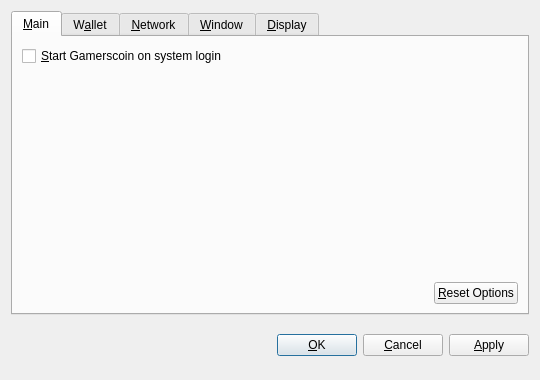
Before: the Qt Designer form src/qt/forms/optionsdialog.ui in gamers-coin/gamecredits, drawn with Qt 5.
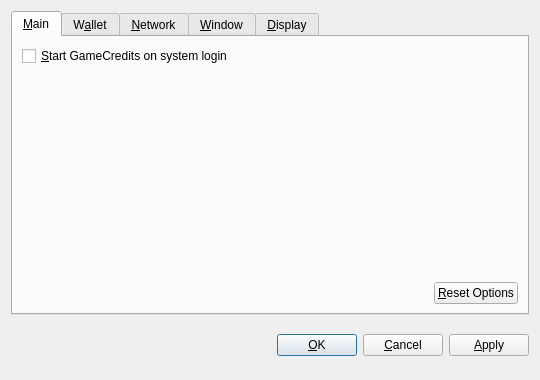
After: the same form once the commit is applied. Custom widgets are drawn as their Qt base class.

Diff of the .ui file:
```diff
--- a/src/qt/forms/optionsdialog.ui
+++ b/src/qt/forms/optionsdialog.ui
@@ -36,7 +36,7 @@
           <string>Automatically start Gamerscoin after logging in to the system.</string>
          </property>
          <property name="text">
-          <string>&amp;Start Gamerscoin on system login</string>
+          <string>&amp;Start GameCredits on system login</string>
          </property>
         </widget>
        </item>
```
Left out of the diff: 10 changed lines with no effect on the pictures.
